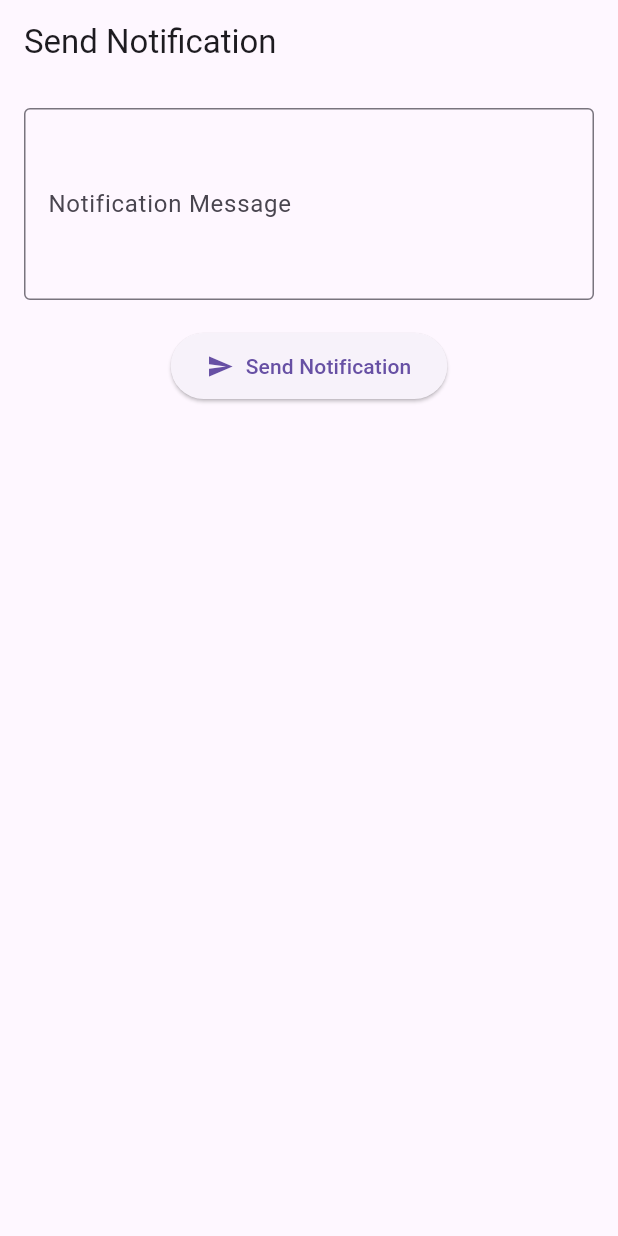
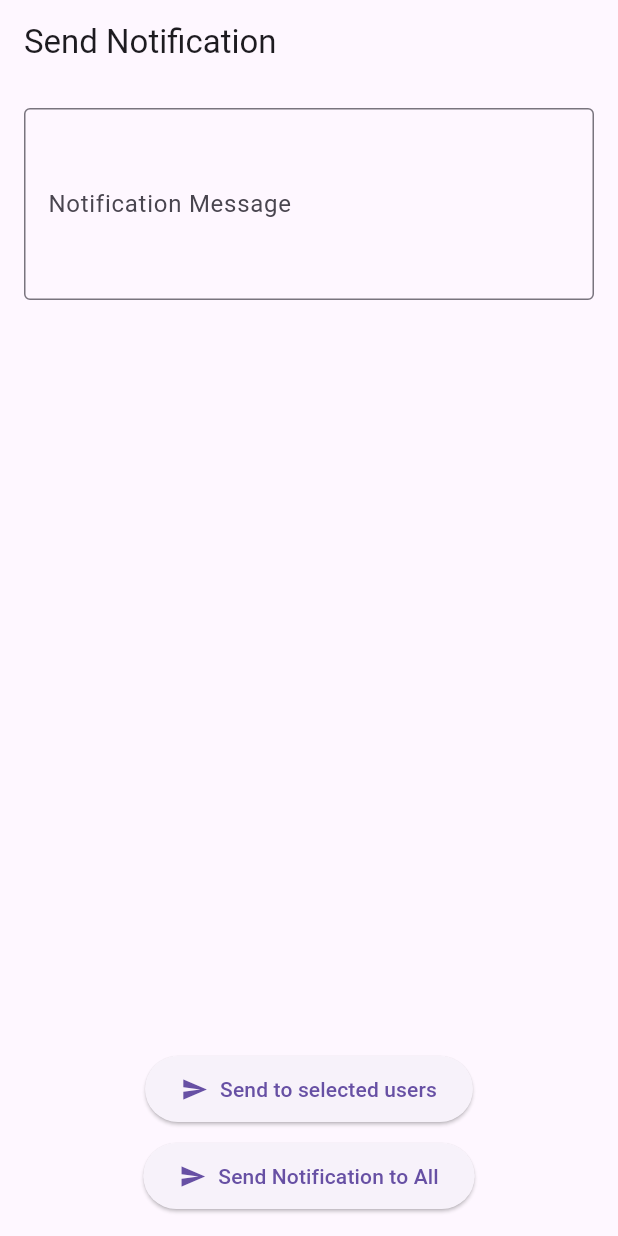
Before and after one commit to udityaprakash/Admin-Notifier-App, a Flutter app: the SendNotificationScreen screen opened by its route, on a phone screen of 412 x 824 dp. Run offline on Flutter 3.47's test engine with Material 3 defaults, Android fonts, the phone set to English and light mode, and no system bars; our stand-ins replace connectivity_plus, get, go_router, liquid_pull_to_refresh, qr_flutter, shared_preferences; accounts and stored records are empty.

Commit message:
added targeted notification to peoples

```diff
--- a/lib/screens/send_notification_screen.dart
+++ b/lib/screens/send_notification_screen.dart
@@ -39,6 +39,11 @@ class _SendNotificationScreenState extends State<SendNotificationScreen> {
     }
   }
 
+  Future<List<String>?> _sendNotificationToSelectedUsers() async {
+    dynamic users = await sendNotificationToSelectedUsers(context);
+    log('Selected users: $users');
+  }
+
   @override
   Widget build(BuildContext context) {
     return Scaffold(
@@ -48,6 +53,8 @@ class _SendNotificationScreenState extends State<SendNotificationScreen> {
         child: Form(
           key: _formKey,
           child: Column(
+            crossAxisAlignment: CrossAxisAlignment.center,
+            mainAxisAlignment: MainAxisAlignment.spaceBetween,
             children: [
               TextFormField(
                 controller: _messageController,
@@ -64,18 +71,40 @@ class _SendNotificationScreenState extends State<SendNotificationScreen> {
                 },
               ),
               const SizedBox(height: 20),
+              Container(
+                child: Column(
+                  children: [
+                    ElevatedButton.icon(
+                      onPressed:
+                          isSending ? null : _sendNotificationToSelectedUsers,
+                      icon: const Icon(Icons.send),
+                      label:
+                          isSending
+                              ? const CircularProgressIndicator()
+                              : const Text('Send to selected users'),
+                      style: ElevatedButton.styleFrom(
+                        padding: const EdgeInsets.symmetric(
+                          horizontal: 24,
+                          vertical: 12,
+                        ),
+                      ),
+                    ),
+                    SizedBox(height: 10),
                     ElevatedButton.icon(
                       onPressed: isSending ? null : _sendNotification,
                       icon: const Icon(Icons.send),
                       label:
                           isSending
                               ? const CircularProgressIndicator()
-                        : const Text('Send Notification'),
+                              : const Text('Send Notification to All'),
                       style: ElevatedButton.styleFrom(
                         padding: const EdgeInsets.symmetric(
                           horizontal: 24,
                           vertical: 12,
                         ),
+                      ),
+                    ),
+                  ],
                 ),
               ),
             ],
@@ -91,3 +120,76 @@ class _SendNotificationScreenState extends State<SendNotificationScreen> {
     super.dispose();
   }
 }
+
+Future<dynamic> sendNotificationToSelectedUsers(context) async {
+  final response = await ApiService().post(
+    '/allpeople',
+    body: {}, // or any required body
+    includeTokenInHeader: true,
+  );
+
+  if (response['error'] == true || response['data'] == null) {
+    showAppSnackbar(context, 'Failed to fetch users');
+    return;
+  }
+
+  List<dynamic> users = response['data'];
+  List<String> selectedIds = [];
+
+  await showDialog(
+    context: context,
+    builder: (dialogContext) {
+      return StatefulBuilder(
+        builder: (context, setState) {
+          return AlertDialog(
+            title: const Text('Select Users'),
+            content: SizedBox(
+              width: double.maxFinite,
+              height: 300,
+              child: ListView.builder(
+                shrinkWrap: true,
+                itemCount: users.length,
+                itemBuilder: (context, index) {
+                  final user = users[index];
+                  final userId = user['_id'];
+                  final userName =
+                      user['registeredName'] ?? user['name'] ?? 'Unknown';
+
+                  return CheckboxListTile(
+                    title: Text(userName),
+                    value: selectedIds.contains(userId),
+                    onChanged: (bool? selected) {
+                      setState(() {
+                        if (selected == true) {
+                          selectedIds.add(userId);
+                        } else {
+                          selectedIds.remove(userId);
+                        }
+                      });
+                    },
+                  );
+                },
+              ),
+            ),
+            actions: [
+              TextButton(
+                onPressed: () {
+                  Navigator.of(dialogContext).pop(selectedIds);
+                  log('Selected IDs: $selectedIds');
+                  // return selectedIds; // Return selected IDs
+                  // ✅ Use parent context here, not dialog context
+                  // showAppSnackbar(
+                  //   context,
+                  //   'Selected ${selectedIds.length} user(s)',
+                  // );
+                },
+                child: const Text('Send Notification'),
+              ),
+            ],
+          );
+        },
+      );
+    },
+  );
+  ;
+}
```
Lines whose indentation alone changed are shown as unchanged.
